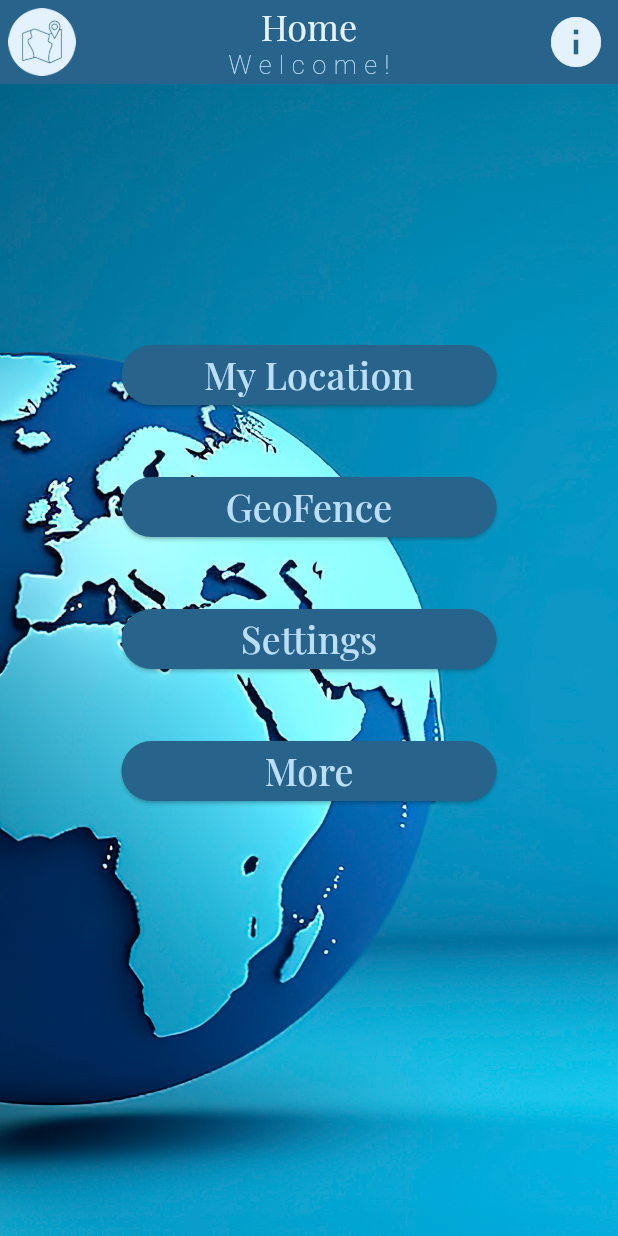
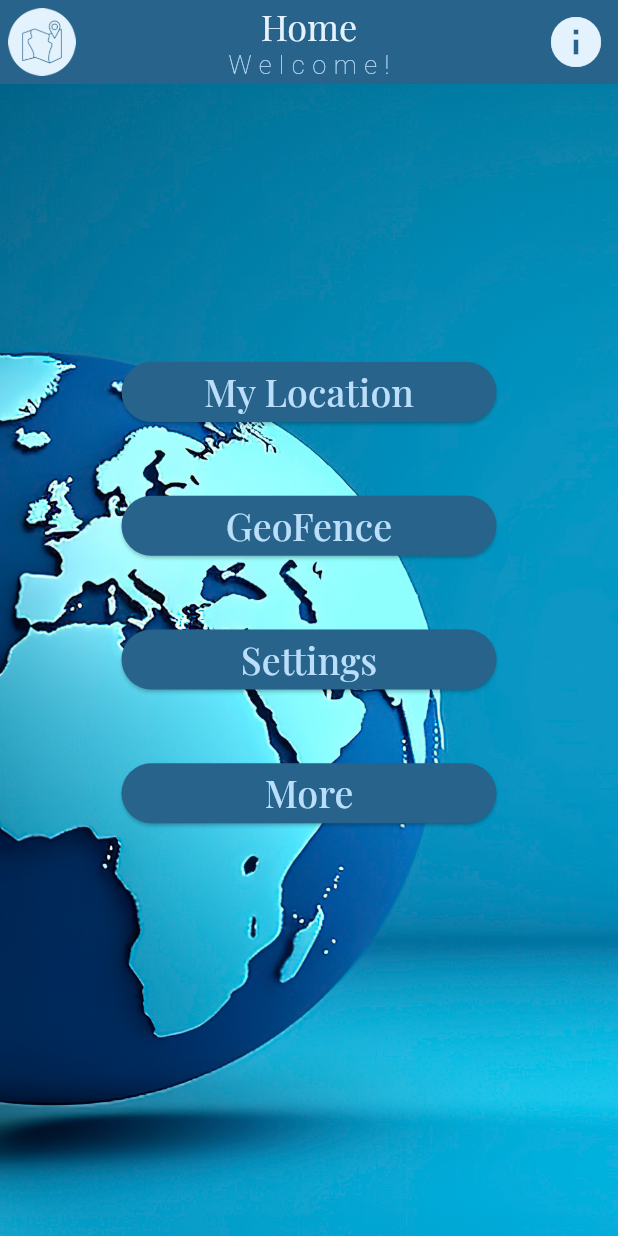
Before and after one commit to RacheetBedi25/Geo-Positioning-Flutter-Practice-App, a Flutter app: the screen it shows after launch, on a phone screen of 412 x 824 dp. Run offline on Flutter 3.47's test engine with Material 3 defaults, Android fonts, the phone set to English and light mode, and no system bars; our stand-ins replace geolocator, google_maps_flutter; Roboto replaces fonts that are missing (GloriaHallelujah).

Commit message:
i did smthg
idk i forgot

```diff
--- a/lib/Home.dart
+++ b/lib/Home.dart
@@ -1,16 +1,18 @@
 import 'package:flutter/material.dart';
-import 'package:flutter/cupertino.dart';
 import 'package:geo_positioning_app/GeoFence.dart';
 import 'package:geo_positioning_app/InfoButton.dart';
 import 'package:geo_positioning_app/More.dart';
 import 'package:geo_positioning_app/MyLocation.dart';
+import 'package:geo_positioning_app/RowButton.dart';
 import 'package:geo_positioning_app/Settings.dart';
 
 class Home extends StatelessWidget {
-  const Home({super.key});
+  Home({super.key, required this.screenSize});
 
-  final double topGap = 170.0;
-  final double buttonGap = 40.0;
+  final Size screenSize;
+
+  late final double topGap = screenSize.height * 0.22; // percent of height
+  late final double buttonGap = screenSize.width * 0.10; // percent of width
 
   @override
   Widget build(BuildContext context) {
@@ -25,77 +27,33 @@ class Home extends StatelessWidget {
         ),
         child: Column(
           children: [
-            createButtonRow(
-              context,
-              MainAxisAlignment.center,
-              EdgeInsets.only(top: topGap),
-
-              () {
-                Navigator.push(
-                  context,
-                  MaterialPageRoute(
-                    builder: (context) {
-                      return MyLocation();
-                    },
-                  ),
-                );
-              },
-
-              'My Location',
+            RowButton(
+              mainAlignment: MainAxisAlignment.center,
+              margin: EdgeInsets.only(top: topGap),
+              width: 250.0,
+              onPressed: goToPage(context, MyLocation()),
+              text: 'My Location',
             ),
-            createButtonRow(
-              context,
-              MainAxisAlignment.center,
-              EdgeInsets.only(top: buttonGap),
-
-              () {
-                Navigator.push(
-                  context,
-                  MaterialPageRoute(
-                    builder: (context) {
-                      return GeoFence();
-                    },
-                  ),
-                );
-              },
-
-              'GeoFence',
+            RowButton(
+              mainAlignment: MainAxisAlignment.center,
+              margin: EdgeInsets.only(top: buttonGap),
+              width: 250.0,
+              onPressed: goToPage(context, GeoFence()),
+              text: 'GeoFence',
             ),
-            createButtonRow(
-              context,
-              MainAxisAlignment.center,
-              EdgeInsets.only(top: buttonGap),
-
-              () {
-                Navigator.push(
-                  context,
-                  MaterialPageRoute(
-                    builder: (context) {
-                      return Settings();
-                    },
-                  ),
-                );
-              },
-
-              'Settings',
+            RowButton(
+              mainAlignment: MainAxisAlignment.center,
+              margin: EdgeInsets.only(top: buttonGap),
+              width: 250.0,
+              onPressed: goToPage(context, Settings()),
+              text: 'Settings',
             ),
-            createButtonRow(
-              context,
-              MainAxisAlignment.center,
-              EdgeInsets.only(top: buttonGap),
-
-              () {
-                Navigator.push(
-                  context,
-                  MaterialPageRoute(
-                    builder: (context) {
-                      return More();
-                    },
-                  ),
-                );
-              },
-
-              'More',
+            RowButton(
+              mainAlignment: MainAxisAlignment.center,
+              margin: EdgeInsets.only(top: buttonGap),
+              width: 250.0,
+              onPressed: goToPage(context, More()),
+              text: 'More',
             ),
           ],
         ),
@@ -105,6 +63,7 @@ class Home extends StatelessWidget {
 
   AppBar buildAppBar(BuildContext context) {
     return AppBar(
+      // toolbarHeight: screenSize.height * 0.0,
       backgroundColor: Theme.of(context).colorScheme.primary,
       title: Column(
         children: [
@@ -141,36 +100,16 @@ class Home extends StatelessWidget {
     );
   }
 
-  Row createButtonRow(
-    BuildContext context,
-    MainAxisAlignment mainAlignment,
-    EdgeInsets margin,
-    VoidCallback onPressed,
-    String text,
-  ) {
-    return Row(
-      mainAxisAlignment: mainAlignment,
-      children: [
-        Container(
-          margin: margin,
-          width: 250,
-          child: ElevatedButton(
-            style: ElevatedButton.styleFrom(
-              backgroundColor: Theme.of(context).primaryColor,
-              foregroundColor: Theme.of(context).primaryColorLight,
-            ),
-            onPressed: onPressed,
-            child: Text(
-              text,
-              style: TextStyle(fontFamily: 'PlayfairDisplay', fontSize: 25),
-            ),
-          ),
+  VoidCallback goToPage(BuildContext context, Widget page) {
+    return () {
+      Navigator.push(
+        context,
+        MaterialPageRoute(
+          builder: (context) {
+            return page;
+          },
         ),
-      ],
-    );
+      );
+    };
   }
-
-  void moreButtonPressed() {}
-
-  void myLocationButtonPressed() {}
 }
--- /dev/null
+++ b/lib/RowButton.dart
@@ -0,0 +1,42 @@
+import 'package:flutter/material.dart';
+
+class RowButton extends StatelessWidget {
+  const RowButton({
+    super.key,
+    required this.mainAlignment,
+    required this.margin,
+    required this.width,
+    required this.onPressed,
+    required this.text,
+  });
+
+  final MainAxisAlignment mainAlignment;
+  final EdgeInsets margin;
+  final double width;
+  final VoidCallback onPressed;
+  final String text;
+
+  @override
+  Widget build(BuildContext context) {
+    return Row(
+      mainAxisAlignment: mainAlignment,
+      children: [
+        Container(
+          margin: margin,
+          width: width,
+          child: ElevatedButton(
+            style: ElevatedButton.styleFrom(
+              backgroundColor: Theme.of(context).primaryColor,
+              foregroundColor: Theme.of(context).primaryColorLight,
+            ),
+            onPressed: onPressed,
+            child: Text(
+              text,
+              style: TextStyle(fontFamily: 'PlayfairDisplay', fontSize: 25),
+            ),
+          ),
+        ),
+      ],
+    );
+  }
+}
--- /dev/null
+++ b/lib/data/repositories/Settings_Repository.dart
@@ -0,0 +1,3 @@
+class SettingsRepository {
+
+}
--- a/lib/main.dart
+++ b/lib/main.dart
@@ -1,4 +1,5 @@
 import 'package:flutter/material.dart';
+import 'package:flutter/services.dart';
 import 'Home.dart';
 
 // https://pub.dev/packages/geolocator
@@ -12,12 +13,16 @@ class MyApp extends StatelessWidget {
 
   @override
   Widget build(BuildContext context) {
+    Size screenSize = MediaQuery.of(context).size;
+
+    SystemChrome.setEnabledSystemUIMode(SystemUiMode.immersiveSticky);
+
     return MaterialApp(
       title: 'GeoLocator App',
       theme: ThemeData(
         colorScheme: ColorScheme.fromSeed(seedColor: Colors.lightBlue),
       ),
-      home: Home(),
+      home: Home(screenSize: screenSize),
     );
   }
 }
```
Also changed, not shown: lib/GeoFence.dart (+60 -88 lines), lib/InfoButton.dart (+4 -8 lines), lib/MyLocation.dart (+19 -8 lines), 1 other file.
